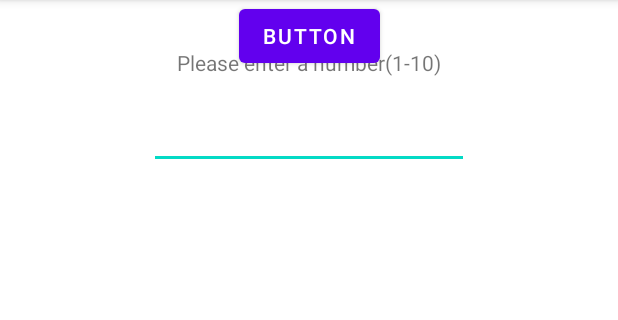
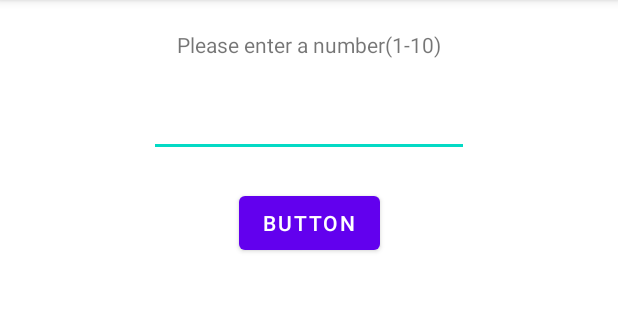
Before and after one commit to maxtsai1991/GuessGreenBeanSoup20220308, an Android app: the screen it shows after launch (MainActivity), on a phone screen of 412 x 824 dp, the part 84-404 px from its top. Run offline under Robolectric (Android 15) with nearby library versions, the phone set to English and light mode, and no system bars.

Commit message:
2-5 LinearLayout與元件的分布屬性(綠豆湯Kotlin Mvvm)

```diff
--- a/app/src/main/res/layout/activity_main.xml
+++ b/app/src/main/res/layout/activity_main.xml
@@ -11,7 +11,7 @@
         android:layout_width="wrap_content"
         android:layout_height="wrap_content"
         android:layout_marginStart="24dp"
-        android:layout_marginTop="32dp"
+        android:layout_marginTop="20dp"
         android:layout_marginEnd="24dp"
         android:text="Please enter a number(1-10)"
         app:layout_constraintEnd_toEndOf="parent"
@@ -22,7 +22,7 @@
         android:id="@+id/editTextNumberDecimal"
         android:layout_width="wrap_content"
         android:layout_height="wrap_content"
-        android:layout_marginTop="16dp"
+        android:layout_marginTop="20dp"
         android:ems="10"
         android:inputType="numberDecimal"
         app:layout_constraintEnd_toEndOf="parent"
@@ -33,8 +33,9 @@
         android:id="@+id/button"
         android:layout_width="wrap_content"
         android:layout_height="wrap_content"
+        android:layout_marginTop="20dp"
         android:text="Button"
         app:layout_constraintEnd_toEndOf="parent"
         app:layout_constraintStart_toStartOf="parent"
-        tools:layout_editor_absoluteY="141dp" />
+        app:layout_constraintTop_toBottomOf="@+id/editTextNumberDecimal" />
 </androidx.constraintlayout.widget.ConstraintLayout>
```
Also changed, not shown: app/src/main/res/layout/linear_main.xml (added, +32 -0 lines).
